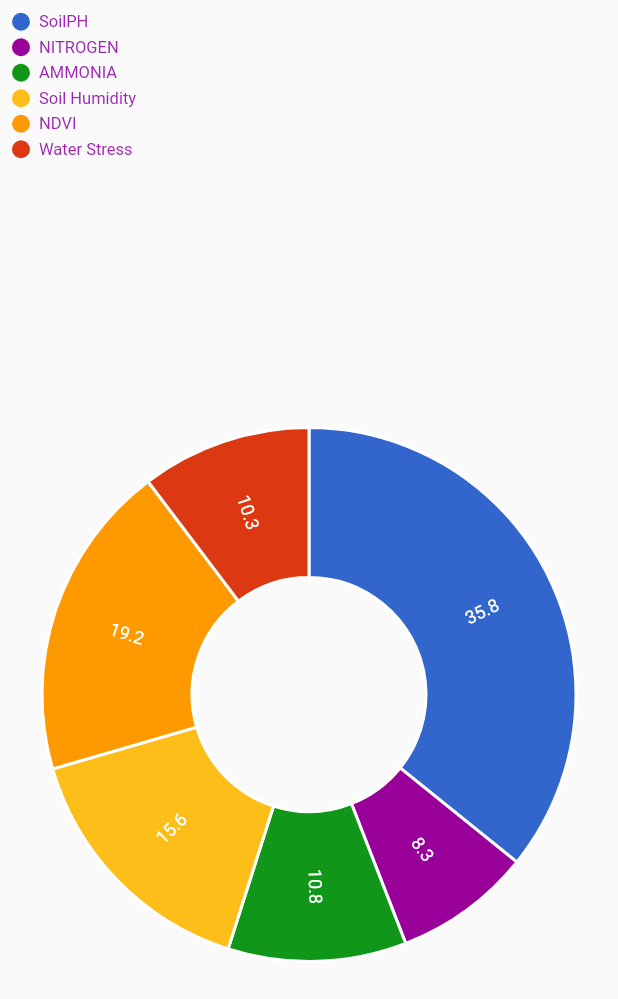
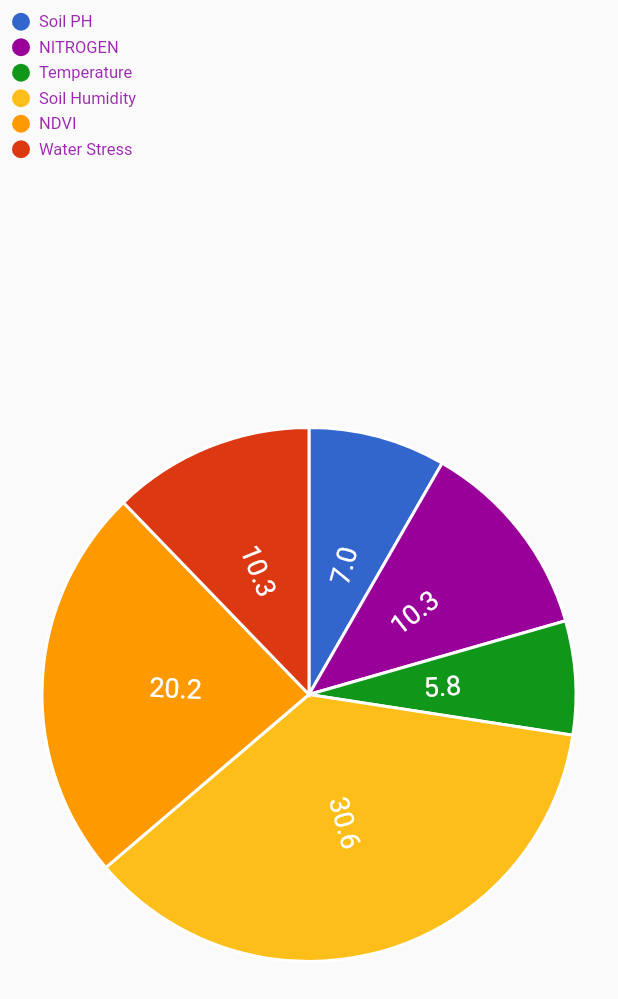
Before and after one commit to saket-shetty/weather-app, a Flutter app: what npkgraph() shows on an empty page, opened directly, on a phone screen of 412 x 824 dp. Shown: the top 999 px of the screen. Run offline on Flutter 3.47's test engine with Material 2 defaults, Android fonts, the phone set to English and light mode, and no system bars; our stand-ins replace charts_flutter, firebase_auth, flutter_secure_storage, google_maps_flutter, google_sign_in, line_icons and 2 more; missing offline and left inert: flutter_sparkline, flutter_twitter_login, geocoder; accounts and stored records are empty; Roboto replaces fonts that are missing (Georgia).

Commit message:
NPKgraph made it simpler
The previous graph was to fancy so made it simpler

```diff
--- a/lib/dashboard/NPKgraph.dart
+++ b/lib/dashboard/NPKgraph.dart
@@ -11,14 +11,14 @@ class npkgraph extends StatefulWidget {
 
 class _npkgraphState extends State<npkgraph> {
 
-  List<charts.Series<Task, String>> _seriesPieData;
+  static List<charts.Series<Task, String>> _seriesPieData;
   _generateData() {
-  var piedata = [
-    new Task('SoilPH', 35.8, Color(0xff3366cc)),
-    new Task('NITROGEN', 8.3, Color(0xff990099)),
-    new Task('AMMONIA', 10.8, Color(0xff109618)),
-    new Task('Soil Humidity', 15.6, Color(0xfffdbe19)),
-    new Task('NDVI', 19.2, Color(0xffff9900)),
+  final piedata = [
+    new Task('Soil PH', 7, Color(0xff3366cc)),
+    new Task('NITROGEN', 10.3, Color(0xff990099)),
+    new Task('Temperature', 5.8, Color(0xff109618)),
+    new Task('Soil Humidity', 30.6, Color(0xfffdbe19)),
+    new Task('NDVI', 20.2, Color(0xffff9900)),
     new Task('Water Stress', 10.3, Color(0xffdc3912)),
   ];
 
@@ -30,9 +30,13 @@ class _npkgraphState extends State<npkgraph> {
             charts.ColorUtil.fromDartColor(task.colorval),
         id: 'Air Pollution',
         data: piedata,
-         labelAccessorFn: (Task row, _) => '${row.taskvalue}',
+
+         labelAccessorFn: (Task task, _) => '${task.taskvalue}',
       ),
     );
+    setState(() {
+
+    });
   }
 
   @override
@@ -51,13 +55,12 @@ class _npkgraphState extends State<npkgraph> {
           child: Container(
             child: new charts.PieChart(
               _seriesPieData,
-              animate: true,
-              animationDuration: Duration(seconds: 2),
-                behaviors: [
-              new charts.DatumLegend(
+              animate: false,
+              behaviors: [
+                new charts.DatumLegend(
                 outsideJustification: charts.OutsideJustification.endDrawArea,
                 horizontalFirst: false,
-                desiredMaxRows: 3,
+                desiredMaxRows: 2,
                 cellPadding: new EdgeInsets.only(right: 4.0, bottom: 4.0),
                 entryTextStyle: charts.TextStyleSpec(
                     color: charts.MaterialPalette.purple.shadeDefault,
@@ -66,14 +69,17 @@ class _npkgraphState extends State<npkgraph> {
               )
               ],
               defaultRenderer: new charts.ArcRendererConfig(
-              arcWidth: 100,
-              arcRendererDecorators: [
-              new charts.ArcLabelDecorator(
-                  labelPosition: charts.ArcLabelPosition.inside)
-            ])
+                arcRendererDecorators: [new charts.ArcLabelDecorator(
+                  insideLabelStyleSpec: new charts.TextStyleSpec(
+                    fontSize: 18,
+                    color: charts.MaterialPalette.white,
+                  ),
+                ),
+              ]
             ),
           ),
         ),
+      ),
     );
   }
 }
--- a/lib/landingpage.dart
+++ b/lib/landingpage.dart
@@ -171,10 +171,10 @@ class _landingState extends State<landing> {
         _categoryindex = 0;
     }else if(timeOfDay >= 15 && timeOfDay < 19){
         //afternon
-        _categoryindex = 0;
+        _categoryindex = 1;
     }else if(timeOfDay >= 19 && timeOfDay < 21){
         //evening
-        _categoryindex = 2;
+        _categoryindex = 1;
     }else if(timeOfDay >= 21 && timeOfDay < 24){
         //night
         _categoryindex = 2;
@@ -394,7 +394,7 @@ class _landingState extends State<landing> {
                         new Row(
                           mainAxisAlignment: MainAxisAlignment.center,
                           children: <Widget>[
-                            new Text('${wind_speed}'+' m/s',
+                            new Text('${wind_speed}'+' km/h',
                               style: new TextStyle(
                                 fontSize: 32.0,
                               ),
@@ -416,7 +416,7 @@ class _landingState extends State<landing> {
                     padding: const EdgeInsets.all(10.0),
                     child: new Column(
                       children: <Widget>[
-                        new Text('Predicted Temperature',
+                        new Text('Predicted Temp',
                         textAlign: TextAlign.center,
                           style: new TextStyle(
                             fontSize: MediaQuery.of(context).size.width/20,
```
